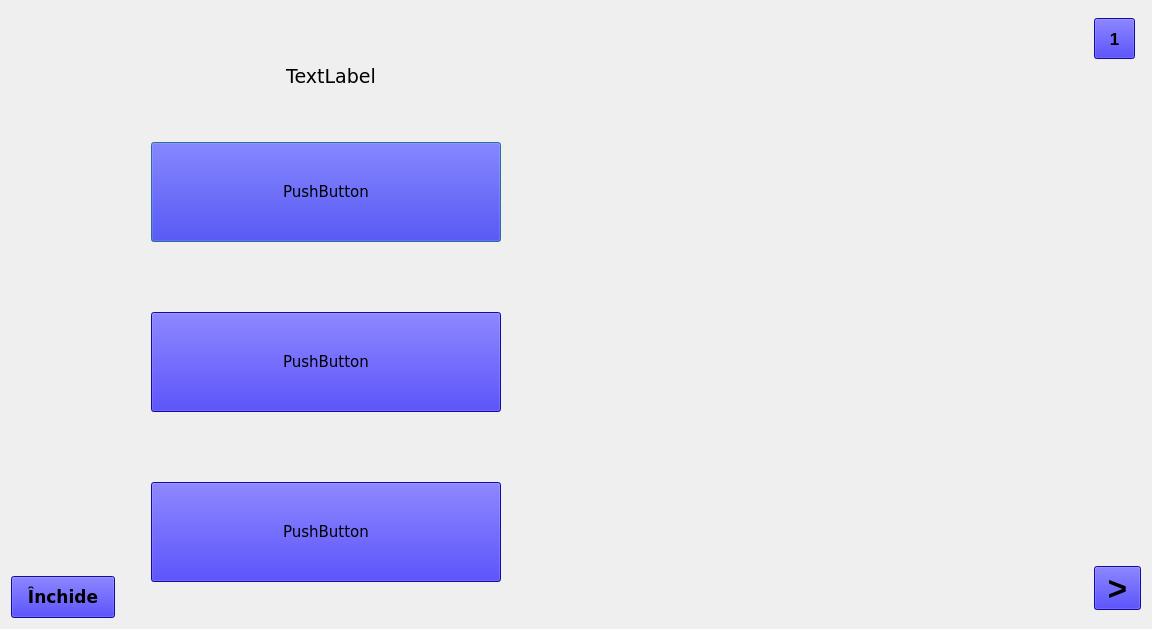
The window that src/quiz.ui (TeofanG/AutoLearn) describes before a commit, drawn with Qt 5.
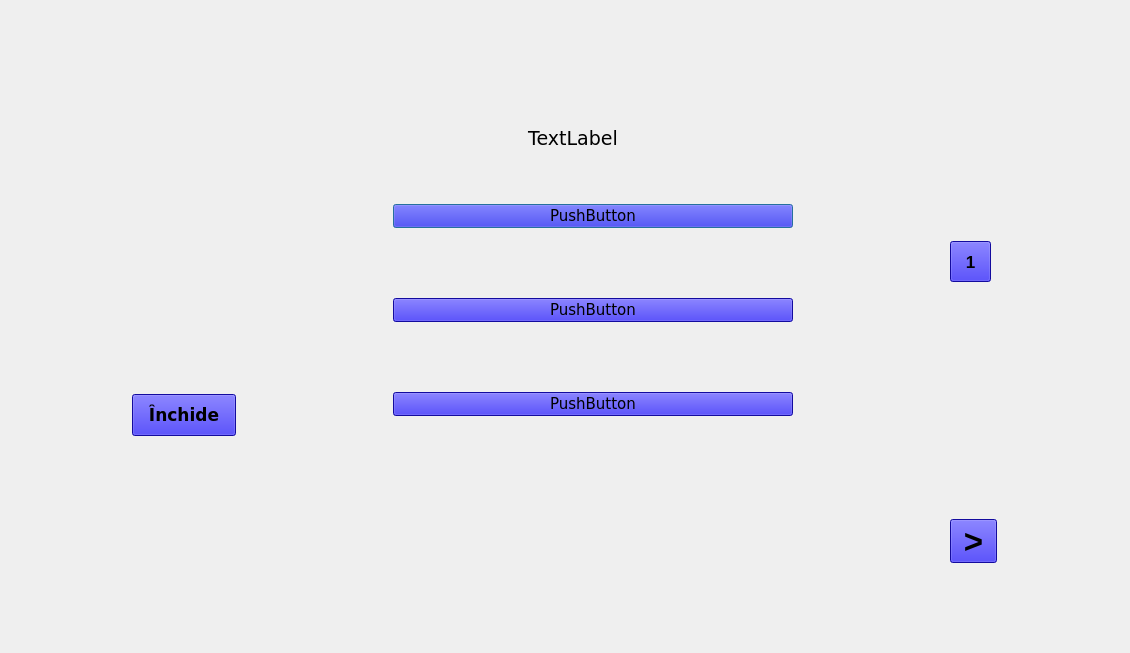
The same window after the commit. Icons and pictures are not drawn.

```diff
--- a/src/quiz.ui
+++ b/src/quiz.ui
@@ -9,8 +9,8 @@
    <rect>
     <x>0</x>
     <y>0</y>
-    <width>1152</width>
-    <height>629</height>
+    <width>1130</width>
+    <height>653</height>
    </rect>
   </property>
   <property name="windowTitle">
@@ -21,7 +21,131 @@
     <normaloff>../assets/design/icon.png</normaloff>../assets/design/icon.png</iconset>
   </property>
   <layout class="QGridLayout" name="gridLayout">
-   <item row="0" column="1" rowspan="3" colspan="2">
+   <item row="2" column="2">
+    <widget class="QToolButton" name="next">
+     <property name="font">
+      <font>
+       <family>Ubuntu</family>
+       <pointsize>25</pointsize>
+       <weight>75</weight>
+       <bold>true</bold>
+      </font>
+     </property>
+     <property name="styleSheet">
+      <string notr="true">background-color: #1b10dd;
+padding: 1px 2px;</string>
+     </property>
+     <property name="text">
+      <string>&gt;</string>
+     </property>
+    </widget>
+   </item>
+   <item row="0" column="0">
+    <layout class="QVBoxLayout" name="verticalLayout_4">
+     <property name="spacing">
+      <number>10</number>
+     </property>
+     <property name="sizeConstraint">
+      <enum>QLayout::SetMaximumSize</enum>
+     </property>
+     <item>
+      <widget class="QLabel" name="pct">
+       <property name="sizePolicy">
+        <sizepolicy hsizetype="Ignored" vsizetype="Ignored">
+         <horstretch>0</horstretch>
+         <verstretch>0</verstretch>
+        </sizepolicy>
+       </property>
+       <property name="font">
+        <font>
+         <family>Verdana</family>
+         <pointsize>40</pointsize>
+        </font>
+       </property>
+       <property name="styleSheet">
+        <string notr="true">text-align: center;</string>
+       </property>
+       <property name="text">
+        <string/>
+       </property>
+       <property name="alignment">
+        <set>Qt::AlignCenter</set>
+       </property>
+       <property name="wordWrap">
+        <bool>true</bool>
+       </property>
+      </widget>
+     </item>
+     <item>
+      <widget class="QLabel" name="label">
+       <property name="sizePolicy">
+        <sizepolicy hsizetype="Maximum" vsizetype="Maximum">
+         <horstretch>0</horstretch>
+         <verstretch>0</verstretch>
+        </sizepolicy>
+       </property>
+       <property name="maximumSize">
+        <size>
+         <width>600</width>
+         <height>350</height>
+        </size>
+       </property>
+       <property name="text">
+        <string/>
+       </property>
+       <property name="pixmap">
+        <pixmap>../assets/design/mcqueen.png</pixmap>
+       </property>
+       <property name="scaledContents">
+        <bool>true</bool>
+       </property>
+       <property name="alignment">
+        <set>Qt::AlignCenter</set>
+       </property>
+      </widget>
+     </item>
+     <item>
+      <layout class="QHBoxLayout" name="horizontalLayout_6">
+       <item>
+        <layout class="QHBoxLayout" name="horizontalLayout" stretch="0">
+         <property name="spacing">
+          <number>0</number>
+         </property>
+         <property name="sizeConstraint">
+          <enum>QLayout::SetMinimumSize</enum>
+         </property>
+         <property name="topMargin">
+          <number>100</number>
+         </property>
+         <property name="rightMargin">
+          <number>0</number>
+         </property>
+         <item>
+          <widget class="QToolButton" name="close">
+           <property name="font">
+            <font>
+             <family>Verdana</family>
+             <pointsize>13</pointsize>
+             <weight>75</weight>
+             <bold>true</bold>
+            </font>
+           </property>
+           <property name="styleSheet">
+            <string notr="true">background-color: #1b10dd;
+padding: 8px;</string>
+           </property>
+           <property name="text">
+            <string>Închide</string>
+           </property>
+          </widget>
+         </item>
+        </layout>
+       </item>
+      </layout>
+     </item>
+    </layout>
+   </item>
+   <item row="0" column="1">
     <layout class="QVBoxLayout" name="verticalLayout_2">
      <item>
       <layout class="QVBoxLayout" name="verticalLayout">
@@ -98,7 +222,7 @@
            </property>
            <property name="maximumSize">
             <size>
-             <width>350</width>
+             <width>400</width>
              <height>100</height>
             </size>
            </property>
@@ -136,7 +260,7 @@
            </property>
            <property name="maximumSize">
             <size>
-             <width>350</width>
+             <width>400</width>
              <height>100</height>
             </size>
            </property>
@@ -171,7 +295,7 @@
            </property>
            <property name="maximumSize">
             <size>
-             <width>350</width>
+             <width>400</width>
              <height>100</height>
             </size>
            </property>
@@ -202,158 +326,24 @@
      </item>
     </layout>
    </item>
-   <item row="0" column="4" rowspan="3">
-    <layout class="QVBoxLayout" name="verticalLayout_5">
-     <property name="spacing">
-      <number>500</number>
+   <item row="0" column="2">
+    <widget class="QToolButton" name="nr">
+     <property name="font">
+      <font>
+       <family>Ubuntu</family>
+       <pointsize>13</pointsize>
+       <weight>75</weight>
+       <bold>true</bold>
+      </font>
      </property>
-     <property name="leftMargin">
-      <number>0</number>
-     </property>
-     <item>
-      <widget class="QToolButton" name="nr">
-       <property name="font">
-        <font>
-         <family>Ubuntu</family>
-         <pointsize>13</pointsize>
-         <weight>75</weight>
-         <bold>true</bold>
-        </font>
-       </property>
-       <property name="styleSheet">
-        <string notr="true">background-color: #1b10dd;
+     <property name="styleSheet">
+      <string notr="true">background-color: #1b10dd;
 padding: 8px;</string>
-       </property>
-       <property name="text">
-        <string>1</string>
-       </property>
-      </widget>
-     </item>
-     <item>
-      <widget class="QToolButton" name="next">
-       <property name="font">
-        <font>
-         <family>Ubuntu</family>
-         <pointsize>25</pointsize>
-         <weight>75</weight>
-         <bold>true</bold>
-        </font>
-       </property>
-       <property name="styleSheet">
-        <string notr="true">background-color: #1b10dd;
-padding: 1px 2px;</string>
-       </property>
-       <property name="text">
-        <string>&gt;</string>
-       </property>
-      </widget>
-     </item>
-    </layout>
-   </item>
-   <item row="0" column="0" rowspan="3">
-    <layout class="QVBoxLayout" name="verticalLayout_4">
-     <property name="spacing">
-      <number>10</number>
      </property>
-     <property name="sizeConstraint">
-      <enum>QLayout::SetMaximumSize</enum>
+     <property name="text">
+      <string>1</string>
      </property>
-     <item>
-      <widget class="QLabel" name="pct">
-       <property name="sizePolicy">
-        <sizepolicy hsizetype="Ignored" vsizetype="Ignored">
-         <horstretch>0</horstretch>
-         <verstretch>0</verstretch>
-        </sizepolicy>
-       </property>
-       <property name="font">
-        <font>
-         <family>Verdana</family>
-         <pointsize>40</pointsize>
-        </font>
-       </property>
-       <property name="styleSheet">
-        <string notr="true">text-align: center;</string>
-       </property>
-       <property name="text">
-        <string/>
-       </property>
-       <property name="alignment">
-        <set>Qt::AlignCenter</set>
-       </property>
-       <property name="wordWrap">
-        <bool>true</bool>
-       </property>
-      </widget>
-     </item>
-     <item>
-      <widget class="QLabel" name="label">
-       <property name="sizePolicy">
-        <sizepolicy hsizetype="Maximum" vsizetype="Maximum">
-         <horstretch>0</horstretch>
-         <verstretch>0</verstretch>
-        </sizepolicy>
-       </property>
-       <property name="maximumSize">
-        <size>
-         <width>600</width>
-         <height>350</height>
-        </size>
-       </property>
-       <property name="text">
-        <string/>
-       </property>
-       <property name="pixmap">
-        <pixmap>../assets/design/mcqueen.png</pixmap>
-       </property>
-       <property name="scaledContents">
-        <bool>true</bool>
-       </property>
-       <property name="alignment">
-        <set>Qt::AlignCenter</set>
-       </property>
-      </widget>
-     </item>
-     <item>
-      <layout class="QHBoxLayout" name="horizontalLayout_6">
-       <item>
-        <layout class="QHBoxLayout" name="horizontalLayout" stretch="0">
-         <property name="spacing">
-          <number>0</number>
-         </property>
-         <property name="sizeConstraint">
-          <enum>QLayout::SetMinimumSize</enum>
-         </property>
-         <property name="topMargin">
-          <number>100</number>
-         </property>
-         <property name="rightMargin">
-          <number>0</number>
-         </property>
-         <item>
-          <widget class="QToolButton" name="close">
-           <property name="font">
-            <font>
-             <family>Verdana</family>
-             <pointsize>13</pointsize>
-             <weight>75</weight>
-             <bold>true</bold>
-            </font>
-           </property>
-           <property name="styleSheet">
-            <string notr="true">background-color: #1b10dd;
-padding: 8px;</string>
-           </property>
-           <property name="text">
-            <string>Închide</string>
-           </property>
-          </widget>
-         </item>
-        </layout>
-       </item>
-      </layout>
-     </item>
-    </layout>
+    </widget>
    </item>
   </layout>
  </widget>
```
Left out of the diff: 2 changed lines with no effect on the pictures.
